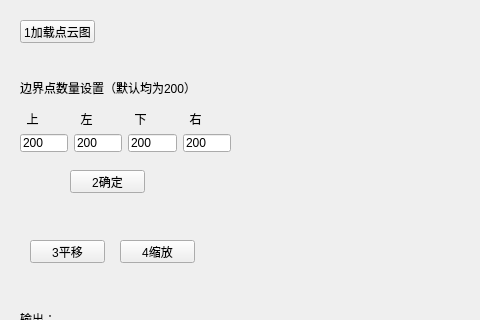
First picture: the form in src/ui/ORIR_Debug_Tool.ui, repository zhangfengqilk/ORIR_Debug_Client, before the edit; both pictures show x 0 to 480 and y 0 to 320 of the 977 by 733 pixel window.
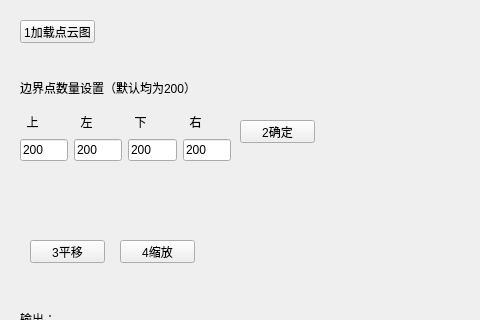
Second picture: the form after the edit.

```diff
--- a/src/ui/ORIR_Debug_Tool.ui
+++ b/src/ui/ORIR_Debug_Tool.ui
@@ -29,8 +29,8 @@
   <widget class="QPushButton" name="set_edge_nums_btn">
    <property name="geometry">
     <rect>
-     <x>70</x>
-     <y>170</y>
+     <x>240</x>
+     <y>120</y>
      <width>75</width>
      <height>23</height>
     </rect>
@@ -104,13 +104,13 @@
     <string>4缩放</string>
    </property>
   </widget>
-  <widget class="QWidget" name="">
+  <widget class="QWidget" name="layoutWidget">
    <property name="geometry">
     <rect>
      <x>20</x>
      <y>110</y>
      <width>211</width>
-     <height>42</height>
+     <height>51</height>
     </rect>
    </property>
    <layout class="QHBoxLayout" name="horizontalLayout">
@@ -188,7 +188,7 @@
     </item>
    </layout>
   </widget>
-  <widget class="QWidget" name="">
+  <widget class="QWidget" name="layoutWidget">
    <property name="geometry">
     <rect>
      <x>30</x>
@@ -214,7 +214,7 @@
     </item>
    </layout>
   </widget>
-  <widget class="QWidget" name="">
+  <widget class="QWidget" name="layoutWidget">
    <property name="geometry">
     <rect>
      <x>30</x>
@@ -240,7 +240,7 @@
     </item>
    </layout>
   </widget>
-  <widget class="QWidget" name="">
+  <widget class="QWidget" name="layoutWidget">
    <property name="geometry">
     <rect>
      <x>20</x>
```
